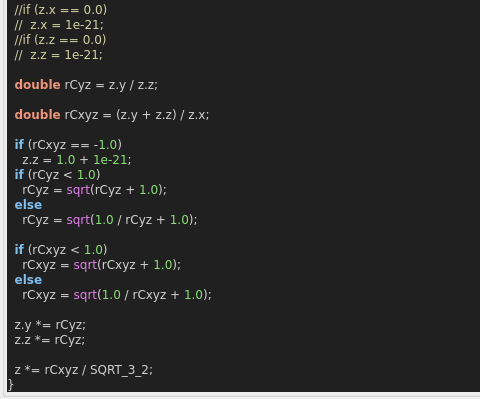
Above: mandelbulber2/qt_data/fractal_transf_benesi_cube_sphere.ui from buddhi1980/mandelbulber2 before the change; both pictures show x 0 to 480 and y 200 to 599 of the 685 by 599 pixel window. Below: the same form after it.
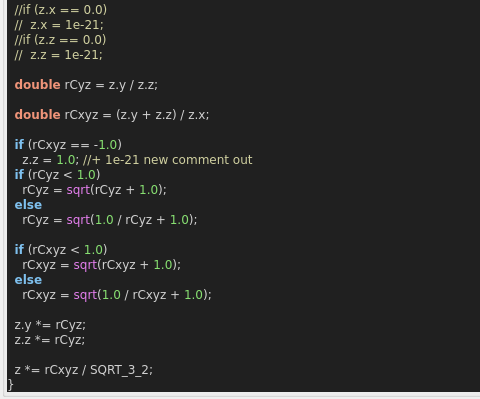
That is the form after the change. Custom widgets are drawn as their Qt base class.

```diff
--- a/mandelbulber2/qt_data/fractal_transf_benesi_cube_sphere.ui
+++ b/mandelbulber2/qt_data/fractal_transf_benesi_cube_sphere.ui
@@ -89,7 +89,7 @@
   &lt;span style=&quot;color:#f09479; font-weight:bold&quot;&gt;double&lt;/span&gt; rCxyz &lt;span style=&quot;color:#d0d0d0&quot;&gt;= (&lt;/span&gt;z&lt;span style=&quot;color:#d0d0d0&quot;&gt;.&lt;/span&gt;y &lt;span style=&quot;color:#d0d0d0&quot;&gt;+&lt;/span&gt; z&lt;span style=&quot;color:#d0d0d0&quot;&gt;.&lt;/span&gt;z&lt;span style=&quot;color:#d0d0d0&quot;&gt;) /&lt;/span&gt; z&lt;span style=&quot;color:#d0d0d0&quot;&gt;.&lt;/span&gt;x&lt;span style=&quot;color:#d0d0d0&quot;&gt;;&lt;/span&gt;
 
   &lt;span style=&quot;color:#7ec0ee; font-weight:bold&quot;&gt;if&lt;/span&gt; &lt;span style=&quot;color:#d0d0d0&quot;&gt;(&lt;/span&gt;rCxyz &lt;span style=&quot;color:#d0d0d0&quot;&gt;== -&lt;/span&gt;&lt;span style=&quot;color:#87df71&quot;&gt;1.0&lt;/span&gt;&lt;span style=&quot;color:#d0d0d0&quot;&gt;)&lt;/span&gt;
-    z&lt;span style=&quot;color:#d0d0d0&quot;&gt;.&lt;/span&gt;z &lt;span style=&quot;color:#d0d0d0&quot;&gt;=&lt;/span&gt; &lt;span style=&quot;color:#87df71&quot;&gt;1.0&lt;/span&gt; &lt;span style=&quot;color:#d0d0d0&quot;&gt;+&lt;/span&gt; &lt;span style=&quot;color:#87df71&quot;&gt;1e-21&lt;/span&gt;&lt;span style=&quot;color:#d0d0d0&quot;&gt;;&lt;/span&gt;
+    z&lt;span style=&quot;color:#d0d0d0&quot;&gt;.&lt;/span&gt;z &lt;span style=&quot;color:#d0d0d0&quot;&gt;=&lt;/span&gt; &lt;span style=&quot;color:#87df71&quot;&gt;1.0&lt;/span&gt;&lt;span style=&quot;color:#d0d0d0&quot;&gt;;&lt;/span&gt; &lt;span style=&quot;color:#d0d0a0&quot;&gt;//+ 1e-21 new comment out&lt;/span&gt;
   &lt;span style=&quot;color:#7ec0ee; font-weight:bold&quot;&gt;if&lt;/span&gt; &lt;span style=&quot;color:#d0d0d0&quot;&gt;(&lt;/span&gt;rCyz &lt;span style=&quot;color:#d0d0d0&quot;&gt;&amp;lt;&lt;/span&gt; &lt;span style=&quot;color:#87df71&quot;&gt;1.0&lt;/span&gt;&lt;span style=&quot;color:#d0d0d0&quot;&gt;)&lt;/span&gt;
     rCyz &lt;span style=&quot;color:#d0d0d0&quot;&gt;=&lt;/span&gt; &lt;span style=&quot;color:#e47eed&quot;&gt;sqrt&lt;/span&gt;&lt;span style=&quot;color:#d0d0d0&quot;&gt;(&lt;/span&gt;rCyz &lt;span style=&quot;color:#d0d0d0&quot;&gt;+&lt;/span&gt; &lt;span style=&quot;color:#87df71&quot;&gt;1.0&lt;/span&gt;&lt;span style=&quot;color:#d0d0d0&quot;&gt;);&lt;/span&gt;
   &lt;span style=&quot;color:#7ec0ee; font-weight:bold&quot;&gt;else&lt;/span&gt;
```
